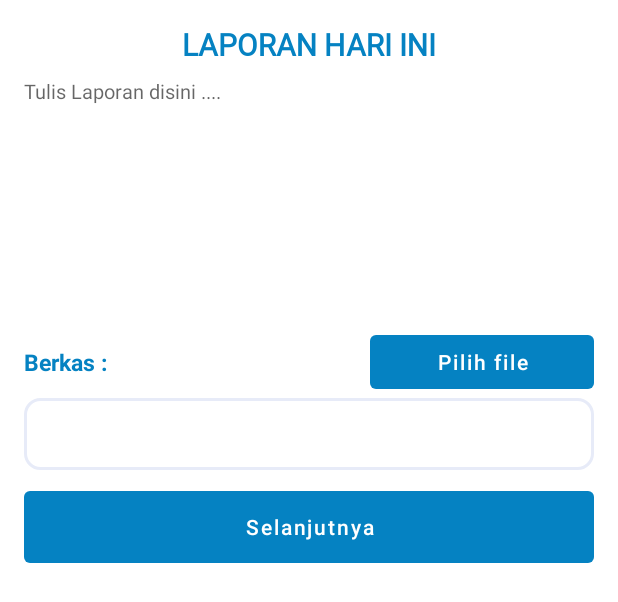
After one commit to sfynsss/Ideplex_Absensi, an Android app: the layout adapter_laporan.xml on its own in the app's theme, with its tools: preview values and no code run, on a phone screen of 412 x 824 dp. The commit adds this screen. Shown: the top 602 px of the screen. Run offline under Robolectric (Android 15) with nearby library versions, the light colour scheme and no system bars; network calls fail.

Commit message:
PEMBENAHAN LOGIC LOGIN DAN LAPORAN CHECKOUT

```diff
--- a/app/src/main/java/com/ideplex/absensi/Api/Api.java
+++ b/app/src/main/java/com/ideplex/absensi/Api/Api.java
@@ -63,7 +63,9 @@ public interface Api {
     @FormUrlEncoded
     @POST("checkout")
     Call<BaseResponse2<Presensi>> checkout(
-
+            @Field("laporan") String laporan,
+            @Field("upload") String upload,
+            @Field("id") String id
     );
 
     @FormUrlEncoded
@@ -119,7 +121,7 @@ public interface Api {
     Call<BaseResponse<Kehadiran>> getRiwayatKehadiran();
 
     @GET("https://maps.googleapis.com/maps/api/distancematrix/json")
-    Call<Jarak> getJarak (
+    Call<Jarak> getJarak(
             @Query(value = "origins", encoded = true) String origin,
             @Query(value = "destinations", encoded = true) String destination,
             @Query("key") String api_key
--- a/app/src/main/java/com/ideplex/absensi/Api/RetrofitClient.java
+++ b/app/src/main/java/com/ideplex/absensi/Api/RetrofitClient.java
@@ -17,7 +17,7 @@ import retrofit2.converter.gson.GsonConverterFactory;
 
 public class RetrofitClient {
 
-    private static String BASE_URL = "http://192.168.0.102/kerjapintar_fr/public/index.php/api/";
+    private static String BASE_URL = "http://192.168.0.16/kerjapintar_fr/public/index.php/api/";
 //    private static String BASE_URL = "http://api.pdesoebandi.id/api/";
     private final static OkHttpClient client = UnsafeOkHttpClient.getUnsafeOkHttpClient();
     private static RetrofitClient mInstance;
--- /dev/null
+++ b/app/src/main/res/layout/adapter_laporan.xml
@@ -0,0 +1,99 @@
+<?xml version="1.0" encoding="utf-8"?>
+<LinearLayout xmlns:android="http://schemas.android.com/apk/res/android"
+    android:layout_width="match_parent"
+    android:layout_height="match_parent"
+    android:orientation="vertical"
+    android:background="@color/white">
+
+    <LinearLayout
+        android:layout_width="match_parent"
+        android:layout_height="wrap_content"
+        android:layout_margin="16dp"
+        android:orientation="vertical">
+        <TextView
+            android:layout_width="wrap_content"
+            android:layout_height="wrap_content"
+            android:textSize="20sp"
+            android:textStyle="bold"
+            android:fontFamily="@font/roboto_regular"
+            android:text="LAPORAN HARI INI"
+            android:textColor="@color/green_primary"
+            android:layout_gravity="center"
+            android:layout_marginBottom="8dp"/>
+        <EditText
+            android:id="@+id/laporan"
+            android:layout_width="match_parent"
+            android:layout_height="150dp"
+            android:inputType="text|textMultiLine"
+            android:textSize="13sp"
+            android:background="#fff"
+            android:hint="Tulis Laporan disini ...."
+            android:gravity="top">
+        </EditText>
+    </LinearLayout>
+
+    <LinearLayout
+        android:layout_width="match_parent"
+        android:layout_height="48dp"
+        android:layout_marginHorizontal="16dp"
+        android:weightSum="10">
+        <LinearLayout
+            android:layout_width="0dp"
+            android:layout_height="match_parent"
+            android:layout_weight="6"
+            android:gravity="center_vertical">
+            <TextView
+                android:layout_width="wrap_content"
+                android:layout_height="wrap_content"
+                android:text="Berkas :"
+                android:textSize="15sp"
+                android:textStyle="bold"
+                android:textColor="@color/green_dark">
+            </TextView>
+        </LinearLayout>
+
+        <Button
+            android:id="@+id/btn_browse"
+            android:layout_width="0dp"
+            android:layout_height="match_parent"
+            android:layout_marginLeft="8dp"
+            android:layout_weight="4"
+            android:text="Pilih file"
+            android:textAllCaps="false"
+            android:textAlignment="center">
+        </Button>
+    </LinearLayout>
+
+    <LinearLayout
+        android:layout_width="match_parent"
+        android:layout_height="48dp"
+        android:layout_marginHorizontal="16dp">
+        <LinearLayout
+            android:layout_width="0dp"
+            android:layout_height="match_parent"
+            android:layout_weight="6.3"
+            android:background="@drawable/bt_white_round"
+            android:gravity="center_vertical|start">
+            <TextView
+                android:id="@+id/nama_file"
+                android:layout_width="wrap_content"
+                android:layout_height="wrap_content"
+                android:textColor="@color/black"
+                android:textSize="14sp"
+                android:layout_marginStart="16dp">
+            </TextView>
+        </LinearLayout>
+    </LinearLayout>
+
+    <Button
+        android:id="@+id/btn_simpan"
+        android:layout_width="match_parent"
+        android:layout_height="60dp"
+        android:layout_marginTop="8dp"
+        android:layout_marginHorizontal="16dp"
+        android:text="Selanjutnya"
+        android:textAllCaps="false"
+        android:textAlignment="center">
+    </Button>
+
+</LinearLayout>
```
Also changed, not shown: app/src/main/java/com/ideplex/absensi/Activity/DinasDalamFragment.java (+140 -16 lines), app/src/main/java/com/ideplex/absensi/Activity/PilihAbsensiActivity.java (+6 -3 lines).
